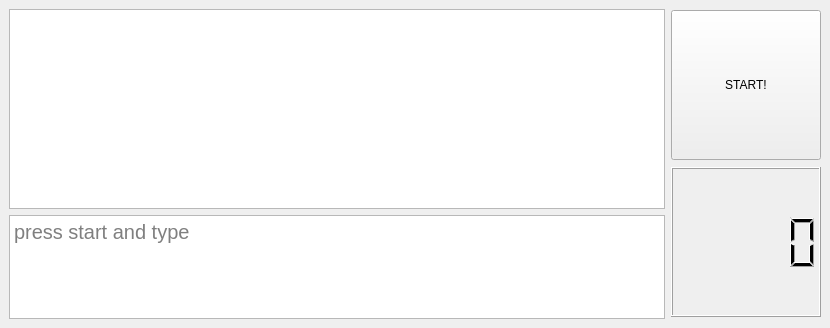
The window that mainwindow.ui (Exodus76/typeraceapp) describes before a commit, drawn with Qt 5.
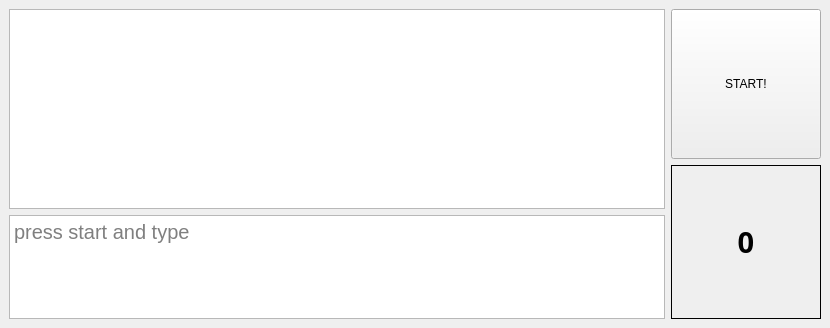
The same window after the commit.

```diff
--- a/mainwindow.ui
+++ b/mainwindow.ui
@@ -107,24 +107,40 @@
        </widget>
       </item>
       <item>
-       <widget class="QLCDNumber" name="lcdNumber">
-        <property name="enabled">
-         <bool>true</bool>
-        </property>
+       <widget class="QLabel" name="label">
         <property name="minimumSize">
          <size>
           <width>150</width>
           <height>150</height>
          </size>
         </property>
-        <property name="maximumSize">
-         <size>
-          <width>150</width>
-          <height>150</height>
-         </size>
+        <property name="font">
+         <font>
+          <family>Cascadia Code SemiBold</family>
+          <pointsize>22</pointsize>
+          <bold>true</bold>
+         </font>
         </property>
-        <property name="styleSheet">
-         <string notr="true"/>
+        <property name="frameShape">
+         <enum>QFrame::Panel</enum>
+        </property>
+        <property name="frameShadow">
+         <enum>QFrame::Plain</enum>
+        </property>
+        <property name="lineWidth">
+         <number>1</number>
+        </property>
+        <property name="midLineWidth">
+         <number>0</number>
+        </property>
+        <property name="text">
+         <string>0</string>
+        </property>
+        <property name="alignment">
+         <set>Qt::AlignCenter</set>
+        </property>
+        <property name="textInteractionFlags">
+         <set>Qt::NoTextInteraction</set>
         </property>
        </widget>
       </item>
```
